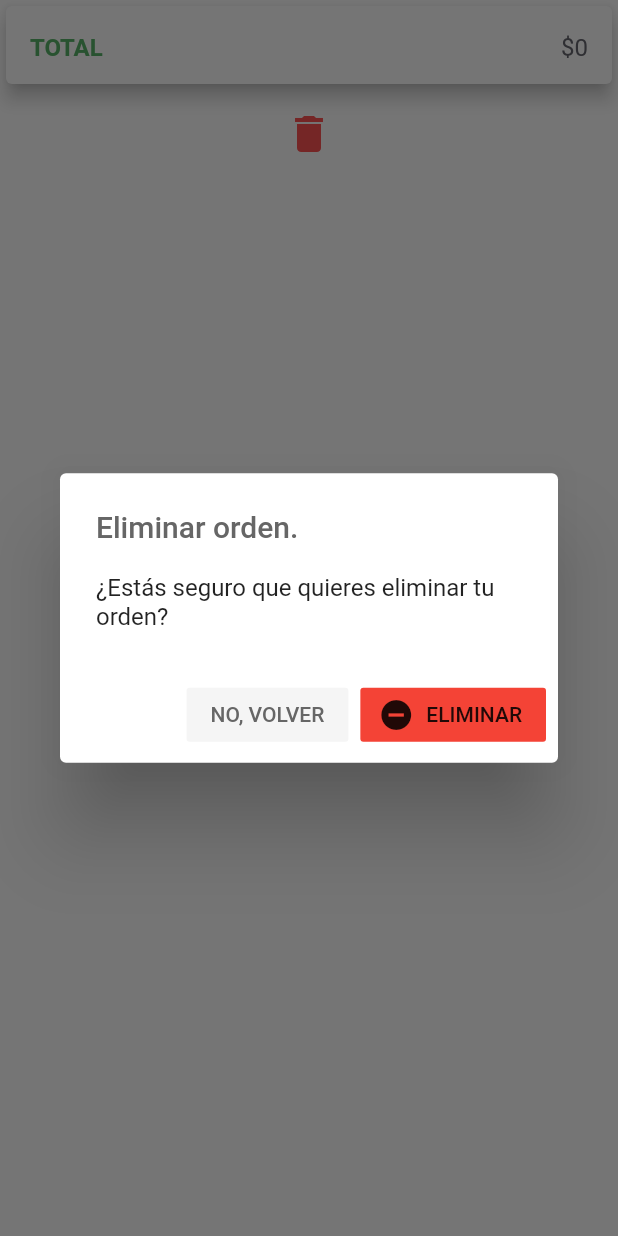
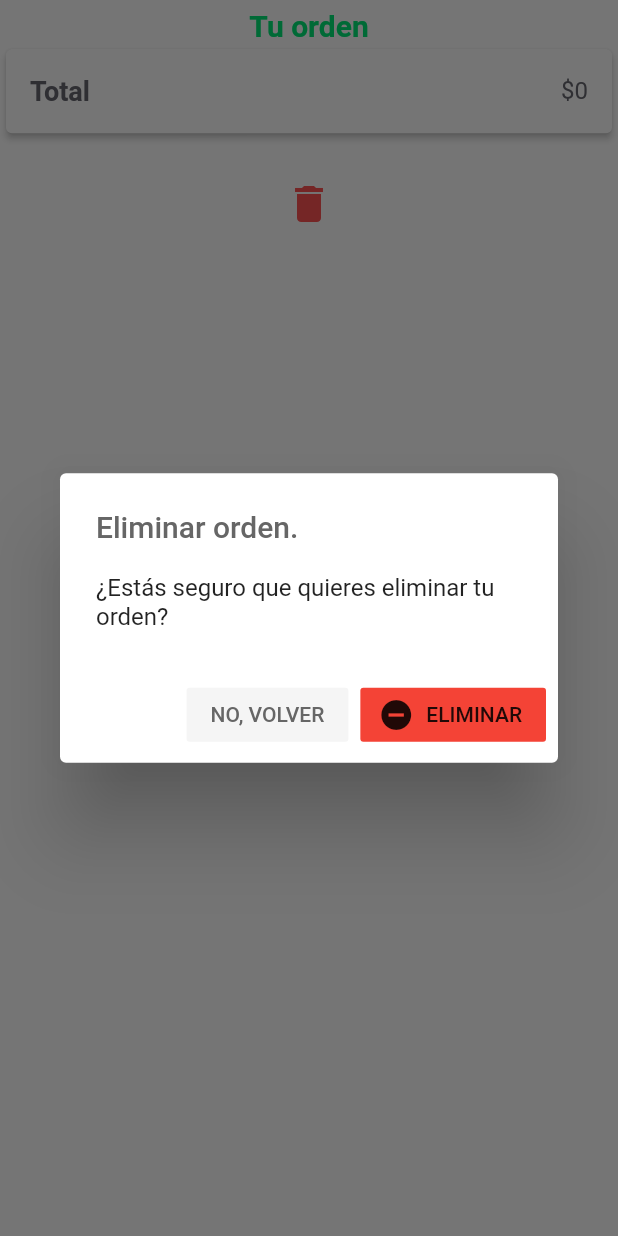
Before and after one commit to jcardenasc93/PideFacilApp, a Flutter app: the OrderManager screen opened directly with empty values, after a tap on the "delete" icon, on a phone screen of 412 x 824 dp. Run offline on Flutter 3.47's test engine with Material 2 defaults, Android fonts, the phone set to English and light mode, and no system bars; missing offline and left inert: barcode_scan.

Commit message:
Arreglo de bugs generales, mejora en UI (canasta de ordenes) y chequeo de TODOs list.

```diff
--- a/lib/managers/dishes_manager.dart
+++ b/lib/managers/dishes_manager.dart
@@ -75,6 +75,7 @@ class _DishManagerState extends State<DishManager> {
     _addDishesToOrder();
   }
 
+  /// Clear the order.
   void _resetValues() {
     setState(() {
       listOfPlatos.forEach((f) => f.cantidad = 0);
@@ -85,6 +86,7 @@ class _DishManagerState extends State<DishManager> {
 
   @override
   void initState() {
+    /// Check if the actual order is empty to set quantities to zero.
     super.initState();
     if (widget.order.isEmpty) {
       listOfPlatos.forEach((f) => f.cantidad = 0);
--- a/lib/managers/order_manager.dart
+++ b/lib/managers/order_manager.dart
@@ -1,5 +1,6 @@
 import "package:intl/intl.dart";
 import 'package:flutter/material.dart';
+import 'package:pide_facil/scale_ui.dart';
 import '../models/platos_model.dart';
 import '../models/qr_model.dart';
 
@@ -11,6 +12,7 @@ class OrderManager extends StatefulWidget {
   /// The QR object
   final QRobject qrobject;
 
+  /// Function that clear the actual order.
   final Function resetOrder;
 
   OrderManager({this.order, this.qrobject, this.resetOrder});
@@ -111,6 +113,8 @@ class OrderManagerState extends State<OrderManager> {
       orden.removeWhere((d) => d.nombrePlato != '');
       _totalValorOrden = 0;
     });
+
+    /// Reset order to a clean one.
     widget.resetOrder();
     Navigator.pop(context);
   }
@@ -127,18 +131,33 @@ class OrderManagerState extends State<OrderManager> {
 
   @override
   Widget build(BuildContext context) {
+    ScaleUI().init(context);
     return Scaffold(
       appBar: new PreferredSize(
-        preferredSize: Size.fromHeight(60.0),
-        child: Card(
-          elevation: 5.0,
+          preferredSize: Size.fromHeight(ScaleUI.blockSizeVertical * 13.0),
+          child: Column(
+            children: <Widget>[
+              Padding(
+                padding: EdgeInsets.only(top: ScaleUI.safeBlockVertical * 0.7),
+                child: Text(
+                  "Tu orden",
+                  style: new TextStyle(
+                    fontSize: 20.0,
+                    fontWeight: FontWeight.bold,
+                    color: Color(0xFF00E676),
+                  ),
+                  textAlign: TextAlign.center,
+                ),
+              ),
+              Card(
+                elevation: 2.0,
                 child: ListTile(
                   title: Text(
-              'TOTAL',
+                    'Total',
                     style: TextStyle(
-                  color: Color(0xFF58B368),
+                        color: Color(0xFF66666F),
                         fontWeight: FontWeight.bold,
-                  fontSize: 16.0),
+                        fontSize: 18.0),
                   ),
                   trailing: Text(
                     '${formatPrice.format(_totalValorOrden)}',
@@ -150,7 +169,8 @@ class OrderManagerState extends State<OrderManager> {
                   ),
                 ),
               ),
-      ),
+            ],
+          )),
       backgroundColor: Colors.white,
       body: ListView(
         children: <Widget>[
--- a/lib/pages/cameraAccess.dart
+++ b/lib/pages/cameraAccess.dart
@@ -36,8 +36,10 @@ class CameraAccessState extends State<CameraAccess> {
         _errorAlert(ex.toString());
       }
     } on FormatException {
-      Navigator.popUntil(context, ModalRoute.withName('home'));
+      Navigator.of(context).pop();
+      //Navigator.popUntil(context, ModalRoute.withName('home'));
     } catch (ex) {
+      Navigator.of(context).pop();
       _errorAlert(ex.toString());
     }
   }
@@ -90,7 +92,7 @@ class CameraAccessState extends State<CameraAccess> {
                 ),
                 // Back when pressed.
                 onPressed: () {
-                  Navigator.popUntil(context, ModalRoute.withName('home'));
+                  Navigator.of(context).pop();
                 },
               )
             ],
```
Also changed, not shown: lib/pages/dishes_list.dart (+6 -3 lines), lib/pages/home.dart (+2 -96 lines), lib/pages/menus_list.dart (+5 -2 lines), lib/pages/order_resume.dart (+15 -5 lines), lib/pages/order_view.dart (+14 -13 lines). Lines whose indentation alone changed are shown as unchanged.
